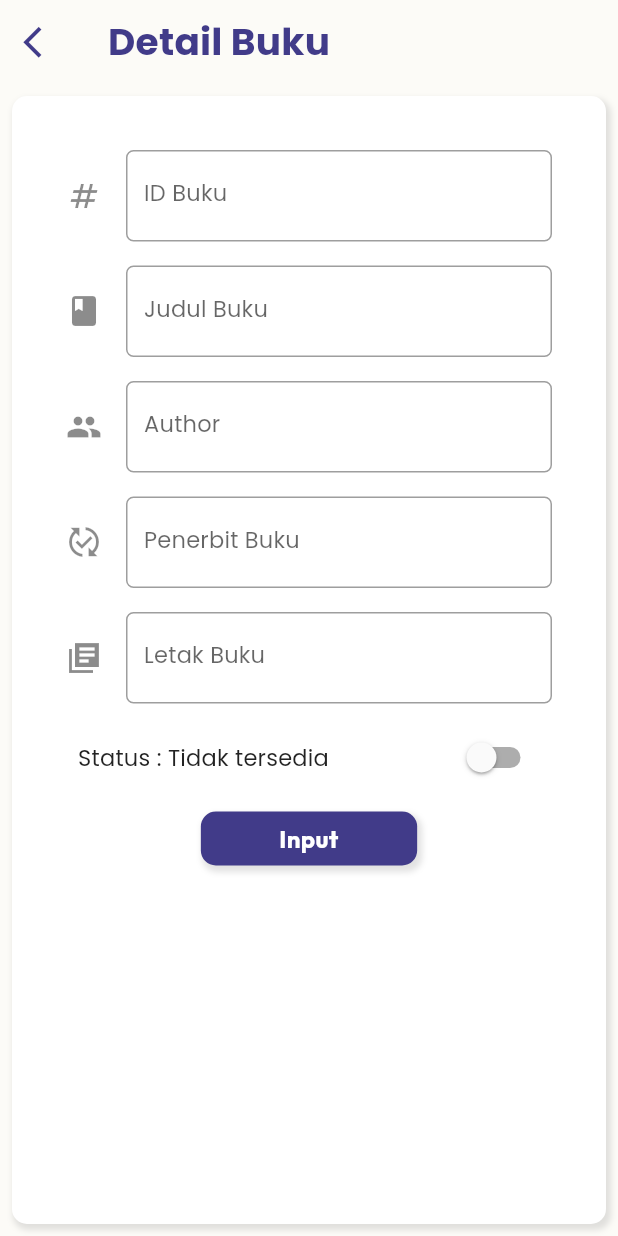
After one commit to adindaayuazzahra/gobooks, a Flutter app: the InputBook screen opened directly, on a phone screen of 412 x 824 dp. The commit adds this screen. Run offline on Flutter 3.47's test engine with Material 2 defaults, Android fonts, the phone set to English and light mode, and no system bars; our stand-ins replace cloud_firestore, file_picker, firebase_auth, firebase_core, firebase_storage, flutter_svg and 2 more; accounts and stored records are empty.

Commit message:
Membuat Input Book Page

```diff
--- a/lib/data/book_model.dart
+++ b/lib/data/book_model.dart
@@ -2,32 +2,32 @@ class BookModel {
   BookModel({
     required this.id,
     required this.author,
-    required this.bookname,
+    required this.bookName,
     required this.isBooked,
     required this.releaseDate,
-    required this.sinopsis,
+    required this.synopsis,
   });
   bool isBooked;
-  String bookname;
+  String bookName;
   String id;
   String author;
   String? releaseDate;
-  String? sinopsis;
+  String? synopsis;
 
   Map<String, dynamic> toJson() => {
         'id': id,
-        'bookName': bookname,
+        'bookName': bookName,
         'author': author,
         'releaseDate': releaseDate,
-        'sinopsis': sinopsis,
+        'synopsis': synopsis,
         'isBooked': isBooked,
       };
   static BookModel fromJson(Map<String, dynamic> json) => BookModel(
         id: json['id'],
         author: json['author'],
-        bookname: json['bookName'],
+        bookName: json['bookName'],
         isBooked: json['isBooked'],
         releaseDate: json['releaseData'],
-        sinopsis: json['sinopsis'],
+        synopsis: json['synopsis'],
       );
 }
--- a/lib/data/db/database_helper.dart
+++ b/lib/data/db/database_helper.dart
@@ -2,7 +2,7 @@ import 'dart:io';
 
 import 'package:cloud_firestore/cloud_firestore.dart';
 import 'package:firebase_core/firebase_core.dart';
-import 'package:gobooks/data/models/book_model.dart';
+import 'package:gobooks/data/book_model.dart';
 import 'package:file_picker/file_picker.dart';
 import 'package:firebase_storage/firebase_storage.dart';
 
--- a/lib/main.dart
+++ b/lib/main.dart
@@ -2,6 +2,7 @@ import 'package:flutter/cupertino.dart';
 import 'package:flutter/material.dart';
 import 'package:flutter/services.dart';
 import 'package:gobooks/pages/bookmark_page.dart';
+import 'package:gobooks/pages/home_page.dart';
 import 'package:gobooks/pages/main_page.dart';
 import 'package:gobooks/common/styles.dart';
 import 'package:firebase_core/firebase_core.dart';
@@ -36,8 +37,8 @@ class GoBooks extends StatelessWidget {
             ),
         textTheme: myTextTheme,
       ),
-      //home: const WelcomePage(),
-      home: const MainPage(),
+      home: const Homepage(),
+      // home: const MainPage(),
       onGenerateRoute: (RouteSettings settings) {
         switch (settings.name) {
           case '/home':
--- a/lib/pages/detail_book_page.dart
+++ b/lib/pages/detail_book_page.dart
@@ -10,22 +10,7 @@ class DetailBookPage extends StatelessWidget {
     return Scaffold(
         backgroundColor: bgColor,
         appBar: AppBar(
-          title: Text(
-            'Detail Buku',
-            style: Theme.of(context).textTheme.headline6?.copyWith(
-                color: accentColor,
-                fontWeight: FontWeight.bold,
-                fontSize: 25
-            ),
-          ),
-          leading: IconButton(
-            icon: const Icon(
-              Icons.arrow_back_ios,
-              color: accentColor,
-              size: 25,
-            ),
-            onPressed: () => Navigator.of(context).pop(),
-          ),
+          title: const Text('Detail Buku'),
           actions: [
             IconButton(
                 onPressed: () {},
@@ -36,8 +21,7 @@ class DetailBookPage extends StatelessWidget {
                     color: Colors.black,
                     size: 25,
                   ),
-              )
-            )
+                ))
           ],
           backgroundColor: Colors.blue.withOpacity(0),
           elevation: 0.0,
@@ -83,14 +67,10 @@ class DetailBookPage extends StatelessWidget {
                               Row(
                                 mainAxisAlignment: MainAxisAlignment.center,
                                 children: const [
-                                  Text(
-                                      'Status : ',
-                                      style: TextStyle(color: accentColor)
-                                  ),
-                                  Text(
-                                      'Tersedia',
-                                      style: TextStyle(color: Colors.green)
-                                  ),
+                                  Text('Status : ',
+                                      style: TextStyle(color: accentColor)),
+                                  Text('Tersedia',
+                                      style: TextStyle(color: Colors.green)),
                                   // Text(
                                   //     'Tidak tersedia',
                                   //     style: TextStyle(color: Colors.red)
@@ -120,17 +100,18 @@ class DetailBookPage extends StatelessWidget {
                                       'Pinjam',
                                       style: TextStyle(
                                           fontWeight: FontWeight.bold,
-                                          color: Colors.black
-                                      ),
+                                          color: Colors.black),
                                       textAlign: TextAlign.center,
-                                    )
-                                ),
+                                    )),
                               ),
                             ],
                           ),
                         ),
                       ),
-                      const VerticalDivider(color: Colors.black87, thickness: 2,),
+                      const VerticalDivider(
+                        color: Colors.black87,
+                        thickness: 2,
+                      ),
                       Expanded(
                         flex: 7,
                         child: Container(
@@ -140,35 +121,37 @@ class DetailBookPage extends StatelessWidget {
                             children: [
                               Text(
                                 'Pendidikan Matematika Dasar',
-                                style: Theme.of(context).textTheme.headline6
-                                    ?.copyWith(color: Colors.black, fontSize: 25),
+                                style: Theme.of(context)
+                                    .textTheme
+                                    .headline6
+                                    ?.copyWith(
+                                        color: Colors.black, fontSize: 25),
                                 textAlign: TextAlign.center,
                               ),
-                              Text(
-                                  'Author',
-                                  style: Theme.of(context).textTheme.headline6
-                                      ?.copyWith(color: accentColor)
-                              ),
+                              Text('Author',
+                                  style: Theme.of(context)
+                                      .textTheme
+                                      .headline6
+                                      ?.copyWith(color: accentColor)),
                               const Text('Matt Ridley'),
-                              Text(
-                                  'Penerbit',
-                                  style: Theme.of(context).textTheme.headline6
-                                      ?.copyWith(color: accentColor)
-                              ),
+                              Text('Penerbit',
+                                  style: Theme.of(context)
+                                      .textTheme
+                                      .headline6
+                                      ?.copyWith(color: accentColor)),
                               const Text('Matt Ridley'),
-                              Text(
-                                  'Letak Buku',
-                                  style: Theme.of(context).textTheme.headline6
-                                      ?.copyWith(color: accentColor)
-                              ),
+                              Text('Letak Buku',
+                                  style: Theme.of(context)
+                                      .textTheme
+                                      .headline6
+                                      ?.copyWith(color: accentColor)),
                               const Text('Rak A103/2/4'),
                             ],
                           ),
                         ),
                       )
                     ],
-                  )
-              ),
+                  )),
               Container(
                   margin: const EdgeInsets.all(8.0),
                   padding: const EdgeInsets.all(8.0),
@@ -192,17 +175,18 @@ class DetailBookPage extends StatelessWidget {
                       children: [
                         Text(
                           'Sinopsis',
-                        style: Theme.of(context).textTheme.headline6
+                          style: Theme.of(context)
+                              .textTheme
+                              .headline6
                               ?.copyWith(color: accentColor),
                         ),
-                      const Text('Lorem ipsum dolor sit amet, consectetur adipiscing elit, sed do eiusmod tempor incididunt ut labore et dolore magna aliqua. Ut tristique et egestas quis. Dictum at tempor commodo ullamcorper a lacus vestibulum sed arcu. Massa tincidunt nunc pulvinar sapien et ligula. Eu mi bibendum neque egestas. Convallis posuere morbi leo urna molestie at elementum. Blandit turpis cursus in hac habitasse platea dictumst quisque. Ante metus dictum at tempor commodo ullamcorper a. Et ultrices neque ornare aenean euismod. Cursus metus aliquam eleifend mi in nulla posuere sollicitudin. Maecenas ultricies mi eget mauris pharetra et ultrices neque ornare. Viverra tellus in hac habitasse platea dictumst vestibulum rhoncus est. Ut sem nulla pharetra diam. Accumsan lacus vel facilisis volutpat est velit egestas dui. Tempor orci eu lobortis elementum nibh.'),
+                        const Text(
+                            'Lorem ipsum dolor sit amet, consectetur adipiscing elit, sed do eiusmod tempor incididunt ut labore et dolore magna aliqua. Ut tristique et egestas quis. Dictum at tempor commodo ullamcorper a lacus vestibulum sed arcu. Massa tincidunt nunc pulvinar sapien et ligula. Eu mi bibendum neque egestas. Convallis posuere morbi leo urna molestie at elementum. Blandit turpis cursus in hac habitasse platea dictumst quisque. Ante metus dictum at tempor commodo ullamcorper a. Et ultrices neque ornare aenean euismod. Cursus metus aliquam eleifend mi in nulla posuere sollicitudin. Maecenas ultricies mi eget mauris pharetra et ultrices neque ornare. Viverra tellus in hac habitasse platea dictumst vestibulum rhoncus est. Ut sem nulla pharetra diam. Accumsan lacus vel facilisis volutpat est velit egestas dui. Tempor orci eu lobortis elementum nibh.'),
                       ],
                     ),
-                )
-              ),
+                  )),
             ],
           ),
-        )
-    );
+        ));
   }
 }
--- a/lib/pages/home_page.dart
+++ b/lib/pages/home_page.dart
@@ -124,7 +124,6 @@ class _HomepageState extends State<Homepage> {
               ),
               SizedBox(
                 height: 180,
-                //height: size.height * 0.23,
                 child: ListView.builder(
                   scrollDirection: Axis.horizontal,
                   itemCount: 3,
@@ -140,7 +139,8 @@ class _HomepageState extends State<Homepage> {
                               return const DetailBookPage();
                               },
                           ),
-                      );},
+                        );
+                        },
                     );
                     },
                 ),
--- /dev/null
+++ b/lib/pages/input_book_page.dart
@@ -0,0 +1,207 @@
+import 'package:flutter/material.dart';
+import 'package:gobooks/common/styles.dart';
+
+class InputBook extends StatefulWidget {
+  const InputBook({Key? key}) : super(key: key);
+
+  @override
+  _InputBookState createState() => _InputBookState();
+}
+
+class _InputBookState extends State<InputBook> {
+  // final _formKey = GlobalKey<FormState>();
+
+  bool status = false;
+
+  @override
+  Widget build(BuildContext context) {
+    Size size = MediaQuery.of(context).size;
+    return Scaffold(
+      backgroundColor: bgColor,
+      appBar: AppBar(
+        leading: IconButton(
+          onPressed: () {
+            Navigator.pop(context);
+          },
+          icon: const Icon(
+            Icons.arrow_back_ios,
+            color: accentColor,
+            size: 25,
+          ),
+        ),
+        title: Text(
+          'Detail Buku',
+          style: Theme.of(context)
+              .textTheme.headline6?.copyWith(
+              color: accentColor,
+              fontSize: 25,
+              fontWeight: FontWeight.bold
+          ),
+        ),
+        backgroundColor: Colors.blue.withOpacity(0),
+        elevation: 0.0,
+      ),
+      body: Container(
+        margin: const EdgeInsets.all(8.0),
+        padding: const EdgeInsets.all(8.0),
+        height: size.height,
+        decoration: BoxDecoration(
+          color: Colors.white,
+          borderRadius: BorderRadius.circular(10),
+          boxShadow: [
+            BoxShadow(
+              color: Colors.grey.withOpacity(0.3),
+              spreadRadius: 1,
+              blurRadius: 3,
+              offset: const Offset(2, 3),
+            ),
+          ],
+        ),
+        child: Form(
+          // key: _formKey,
+          child: SingleChildScrollView(
+            child: Container(
+              alignment: Alignment.center,
+              padding: const EdgeInsets.all(20.0),
+              child: Column(
+                mainAxisAlignment: MainAxisAlignment.spaceEvenly,
+                children: [
+                  Padding(
+                    padding: const EdgeInsets.all(8.0),
+                    child: TextFormField(
+                      decoration: InputDecoration(
+                        labelText: "ID Buku",
+                        icon: const Icon(Icons.numbers),
+                        border: OutlineInputBorder(
+                            borderRadius: BorderRadius.circular(5.0)),
+                      ),
+                      // validator: (value) {
+                      //   if (value.isEmpty) {
+                      //     return 'Judul Tidak boleh kosong';
+                      //   }
+                      //   return null;
+                      // },
+                    ),
+                  ),
+                  Padding(
+                    padding: const EdgeInsets.all(8.0),
+                    child: TextFormField(
+                      decoration: InputDecoration(
+                        labelText: "Judul Buku",
+                        icon: const Icon(Icons.book),
+                        border: OutlineInputBorder(
+                            borderRadius: BorderRadius.circular(5.0)),
+                      ),
+                      // validator: (value) {
+                      //   if (value.isEmpty) {
+                      //     return 'Judul Tidak boleh kosong';
+                      //   }
+                      //   return null;
+                      // },
+                    ),
+                  ),
+                  Padding(
+                    padding: const EdgeInsets.all(8.0),
+                    child: TextFormField(
+                      decoration: InputDecoration(
+                        labelText: "Author",
+                        icon: const Icon(Icons.people),
+                        border: OutlineInputBorder(
+                            borderRadius: BorderRadius.circular(5.0)),
+                      ),
+                      // validator: (value) {
+                      //   if (value.isEmpty) {
+                      //     return 'Judul Tidak boleh kosong';
+                      //   }
+                      //   return null;
+                      // },
+                    ),
+                  ),
+                  Padding(
+                    padding: const EdgeInsets.all(8.0),
+                    child: TextFormField(
+                      decoration: InputDecoration(
+                        labelText: "Penerbit Buku",
+                        icon: const Icon(Icons.published_with_changes),
+                        border: OutlineInputBorder(
+                            borderRadius: BorderRadius.circular(5.0)),
+                      ),
+                      // validator: (value) {
+                      //   if (value.isEmpty) {
+                      //     return 'Judul Tidak boleh kosong';
+                      //   }
+                      //   return null;
+                      // },
+                    ),
+                  ),
+
+                  Padding(
+                    padding: const EdgeInsets.all(8.0),
+                    child: TextFormField(
+                      decoration: InputDecoration(
+                        labelText: "Letak Buku",
+                        icon: const Icon(Icons.library_books_sharp),
+                        border: OutlineInputBorder(
+                            borderRadius: BorderRadius.circular(5.0)),
+                      ),
+                      // validator: (value) {
+                      //   if (value.isEmpty) {
+                      //     return 'Judul Tidak boleh kosong';
+                      //   }
+                      //   return null;
+                      // },
+                    ),
+                  ),
+
+                  SwitchListTile(
+                    title: Text('Status : ${_status(status)}'),
+                    value: status,
+                    activeColor: secdarkColor,
+                    onChanged: (value) {
+                      setState(() {
+                        status = value;
+                      });
+                    },
+                  ),
+                  InkWell(
+                    onTap: () {},
+                    child: Container(
+                        width: size.width * 0.35,
+                        margin: const EdgeInsets.all(8.0),
+                        padding: const EdgeInsets.all(8.0),
+                        alignment: Alignment.center,
+                        decoration: BoxDecoration(
+                          color: accentColor,
+                          borderRadius: BorderRadius.circular(10),
+                          boxShadow: [
+                            BoxShadow(
+                              color: Colors.grey.withOpacity(0.3),
+                              spreadRadius: 1,
+                              blurRadius: 3,
+                              offset: const Offset(2, 3),
+                            ),
+                          ],
+                        ),
+                        child: const Text(
+                          'Input',
+                          style: TextStyle(
+                              fontWeight: FontWeight.bold,
+                              color: Colors.white
+                          ),
+                          textAlign: TextAlign.center,
+                        )
+                    ),
+                  ),
+                ],
+              ),
+            ),
+          ),
+        ),
+      ),
+    );
+  }
+
+  String _status(bool value){
+    return value == true ? 'Tersedia' : 'Tidak tersedia';
+  }
+}
```
Also changed, not shown: pubspec.lock. Lines whose indentation alone changed are shown as unchanged.
